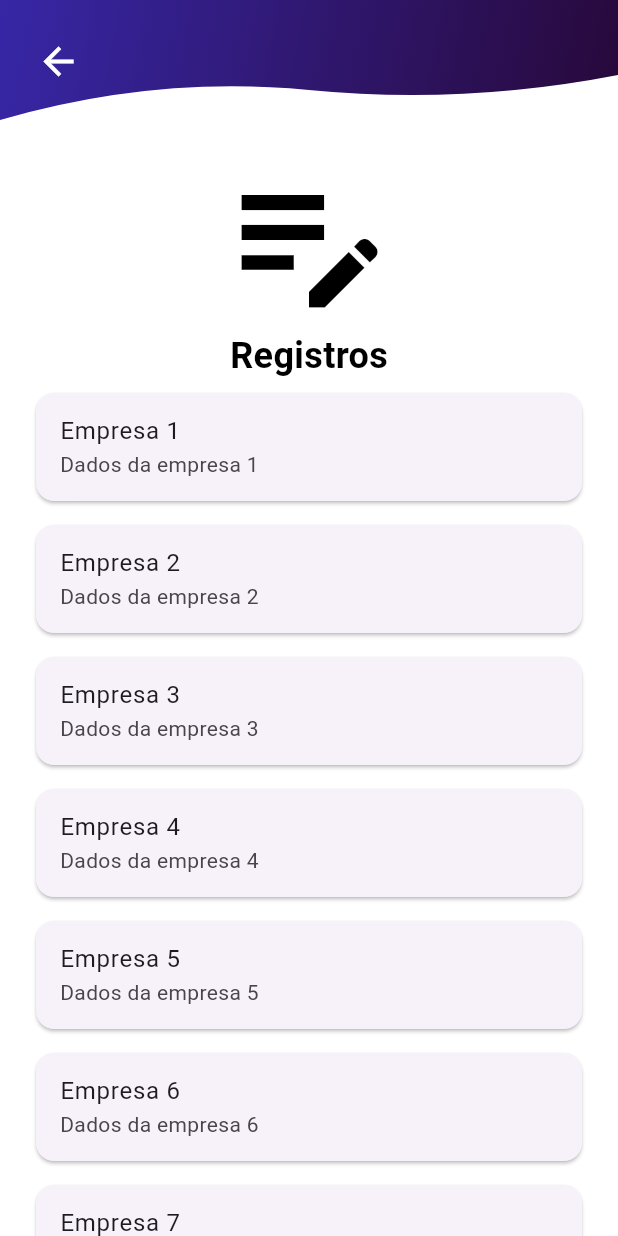
After one commit to bassora06/Projeto-integrador, a Flutter app: the HomePage screen opened directly, after a tap on the "edit" icon, on a phone screen of 412 x 824 dp. The commit adds this screen. Run offline on Flutter 3.47's test engine with Material 3 defaults, Android fonts, the phone set to English and light mode, and no system bars; Roboto replaces fonts that are missing (inter).

Commit message:
Tela de usuarios registrados + alterações

```diff
--- a/FRONT/onbus/lib/config.dart
+++ b/FRONT/onbus/lib/config.dart
@@ -1,5 +1,6 @@
 import 'package:flutter/material.dart';
 import 'package:flutter/material.dart' as material;
+import 'package:onbus/login_screen.dart';
 
 class ConfigPage extends StatefulWidget {
   const ConfigPage({super.key});
@@ -20,10 +21,7 @@ class _ConfigPageState extends State<ConfigPage> {
 
   ];
 
-  void _logout() {
-    // Add your logout logic here
-    print('User logged out');
-  }
+
 
   @override
   Widget build(BuildContext context) {
@@ -128,7 +126,14 @@ class _ConfigPageState extends State<ConfigPage> {
                             borderRadius: BorderRadius.circular(10),
                           ),
                         ),
-                        onPressed: _logout,
+                        onPressed: () {
+                          Navigator.push(
+                            context,
+                            MaterialPageRoute(
+                              builder: (context) => const LoginScreen(),
+                            ),
+                          );
+                        },
                         child: const Text(
                           'SAIR',
                           style: TextStyle(
@@ -136,6 +141,7 @@ class _ConfigPageState extends State<ConfigPage> {
                             fontWeight: FontWeight.bold,
                             color: Colors.white,
                           ),
+
                         ),
                       ),
                     ),
--- /dev/null
+++ b/FRONT/onbus/lib/edit_record.dart
@@ -0,0 +1,19 @@
+import 'package:flutter/material.dart';
+
+class EditRecordPage extends StatelessWidget {
+  final int recordId;
+
+  const EditRecordPage({Key? key, required this.recordId}) : super(key: key);
+
+  @override
+  Widget build(BuildContext context) {
+    return Scaffold(
+      appBar: AppBar(
+        title: Text('Empresa: $recordId'),
+      ),
+      body: Center(
+        child: Text('$recordId'),
+      ),
+    );
+  }
+}
--- a/FRONT/onbus/lib/enterprise_reg.dart
+++ b/FRONT/onbus/lib/enterprise_reg.dart
@@ -304,7 +304,7 @@ class _EnterpriseRegState extends State<EnterpriseReg> {
                                           builder: (context) => AlertDialog(
                                           title: const Text('Sucesso'),
                                           content: Text(
-                                            'Empresa cadastrada com sucesso!\nEmail: $email\nSenha: $password',
+                                            'Empresa $name cadastrada com sucesso!\nEmail: $email\nSenha: $password',
                                           ),
                                           actions: [
                                             TextButton(
--- a/FRONT/onbus/lib/home_page.dart
+++ b/FRONT/onbus/lib/home_page.dart
@@ -1,6 +1,7 @@
 import 'package:flutter/material.dart';
 import 'package:onbus/config.dart';
 import 'package:onbus/enterprise_reg.dart';
+import 'package:onbus/records.dart';
 import 'package:onbus/twindow_reg.dart';
 
 class HomePage extends StatelessWidget {
@@ -149,8 +150,15 @@ class HomePage extends StatelessWidget {
                         ),
                         _buildMenuButton(
                           icon: Icons.edit,
-                          label: 'Alterar Cadastro',
-                          onPressed: () {},
+                          label: 'Atualizar Cadastro',
+                          onPressed: () {
+                            Navigator.push(
+                              context,
+                              MaterialPageRoute(
+                                builder: (context) => const RecordsPage (),
+                              ),
+                            );
+                          },
                         ),
                       ],
                     ),
--- a/FRONT/onbus/lib/login_screen.dart
+++ b/FRONT/onbus/lib/login_screen.dart
@@ -42,18 +42,7 @@ class _LoginScreenState extends State<LoginScreen> {
                     end: Alignment.bottomRight,
                   ),
                 ),
-                child: Stack(
-                  children: [
-                    Positioned(
-                      left: 15,
-                      bottom: 30,
-                      child: IconButton(
-                      icon: const Icon(Icons.arrow_back, color: Colors.white, size: 30),
-                      onPressed: () => Navigator.pop(context),
-                    ),
-                    ),
-                  ],
-                ),
+
               ),
             ),
               Padding(
--- /dev/null
+++ b/FRONT/onbus/lib/records.dart
@@ -0,0 +1,161 @@
+import 'package:flutter/material.dart';
+import 'package:onbus/edit_record.dart';
+
+class RecordsPage extends StatefulWidget {
+  const RecordsPage({super.key});
+
+  @override
+  State<RecordsPage> createState() => _RecordsPageState();
+}
+
+class _RecordsPageState extends State<RecordsPage> {
+  @override
+  Widget build(BuildContext context) {
+    return Scaffold(
+      backgroundColor: Colors.white,
+      body: SafeArea(
+        child: Stack(
+          children: [
+            // Scrollable Content
+            SingleChildScrollView(
+              child: Column(
+                children: [
+                  // Top Wave
+                  ClipPath(
+                    clipper: WaveClipper(reverse: true),
+                    child: Container(
+                      height: 80,
+                      decoration: const BoxDecoration(
+                        gradient: LinearGradient(
+                          colors: [
+                            Color.fromARGB(255, 55, 39, 166),
+                            Color.fromARGB(255, 40, 8, 58),
+                          ],
+                          begin: Alignment.topLeft,
+                          end: Alignment.bottomRight,
+                        ),
+                      ),
+                      child: Stack(
+                        children: [
+                          Positioned(
+                            left: 15,
+                            bottom: 15,
+                            child: IconButton(
+                              icon: const Icon(
+                                Icons.arrow_back,
+                                color: Colors.white,
+                                size: 30,
+                              ),
+                              onPressed: () => Navigator.pop(context),
+                            ),
+                          ),
+                        ],
+                      ),
+                    ),
+                  ),
+
+                  // Centralized Logo
+                  Padding(
+                    padding: const EdgeInsets.only(top: 20.0),
+                    child: Center(
+                      child: Column(
+                        mainAxisSize: MainAxisSize.min,
+                        children: [
+                          Icon(
+                            Icons.edit_note,
+                            size: 120,
+                            color: const Color.fromARGB(255, 0, 0, 0),
+                          ),
+                          const Text(
+                            'Registros',
+                            style: TextStyle(
+                              fontSize: 24,
+                              fontWeight: FontWeight.bold,
+                              color: Color.fromARGB(255, 0, 0, 0),
+                            ),
+                          ),
+                        ],
+                      ),
+                    ),
+                  ),
+
+                  // Aqui tera de ser feita a integração com o banco de dados...
+
+                  // Example List of Records
+                  ListView.builder(
+                    shrinkWrap: true,
+                    physics: const NeverScrollableScrollPhysics(),
+                    itemCount: 10, // Replace with your records count
+                    itemBuilder: (context, index) {
+                      return Card(
+                        margin: const EdgeInsets.symmetric(
+                          horizontal: 24.0,
+                          vertical: 8.0,
+                        ),
+                        child: ListTile(
+                          title: Text('Empresa ${index + 1}'),
+                          subtitle: Text('Dados da empresa ${index + 1}'),
+                          onTap: () {
+                            Navigator.push(
+                              context,
+                              MaterialPageRoute(
+                                builder: (context) => EditRecordPage(
+                                  recordId: index + 1, // Pass the record ID
+                                ),
+                              ),
+                            );
+                          },
+                        ),
+                      );
+                    },
+                  ),
+                ],
+              ),
+            ),
+          ],
+        ),
+      ),
+    );
+  }
+}
+
+class WaveClipper extends CustomClipper<Path> {
+  final bool reverse;
+
+  WaveClipper({this.reverse = false});
+
+  @override
+  Path getClip(Size size) {
+    final path = Path();
+
+    if (reverse) {
+      path.moveTo(0, size.height);
+      path.quadraticBezierTo(
+        size.width * 0.25,
+        size.height - 30,
+        size.width * 0.5,
+        size.height - 20,
+      );
+      path.quadraticBezierTo(
+        size.width * 0.75,
+        size.height - 10,
+        size.width,
+        size.height - 30,
+      );
+      path.lineTo(size.width, 0);
+      path.lineTo(0, 0);
+    } else {
+      path.moveTo(0, 0);
+      path.quadraticBezierTo(size.width * 0.25, 30, size.width * 0.5, 20);
+      path.quadraticBezierTo(size.width * 0.75, 10, size.width, 30);
+      path.lineTo(size.width, size.height);
+      path.lineTo(0, size.height);
+    }
+
+    path.close();
+    return path;
+  }
+
+  @override
+  bool shouldReclip(covariant CustomClipper<Path> oldClipper) => false;
+}
--- a/FRONT/onbus/lib/twindow_reg.dart
+++ b/FRONT/onbus/lib/twindow_reg.dart
@@ -1,5 +1,4 @@
 import 'package:flutter/material.dart';
-import 'package:onbus/home_page.dart';
 import 'package:onbus/termos.dart';
 
 class TWindowReg extends StatefulWidget {
@@ -281,7 +280,7 @@ class _TWindowRegState extends State<TWindowReg> {
                                           builder: (context) => AlertDialog(
                                           title: const Text('Sucesso'),
                                           content: Text(
-                                            'Empresa cadastrada com sucesso!\nEmail: $email\nSenha: $password',
+                                            'Empresa $name cadastrada com sucesso!\nEmail: $email\nSenha: $password',
                                           ),
                                           actions: [
                                             TextButton(
```
